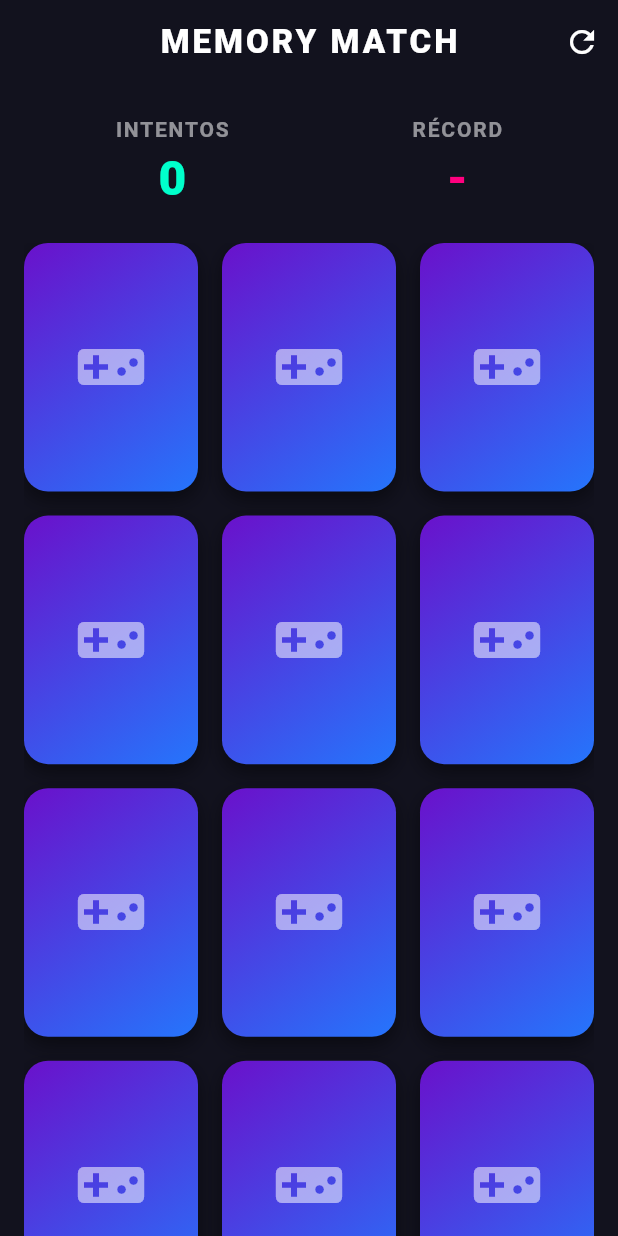
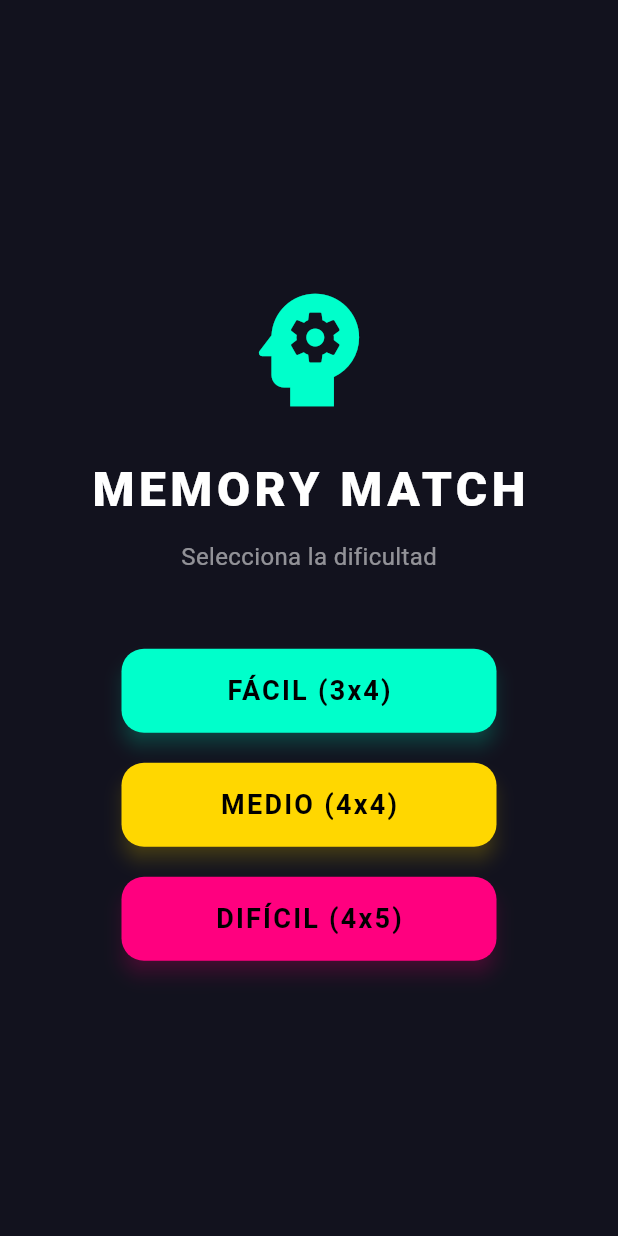
Before and after one commit to Mirai-Principal/memory-game, a Flutter app: the screen it shows after launch, on a phone screen of 412 x 824 dp. Run offline on Flutter 3.47's test engine with Material 3 defaults, Android fonts, the phone set to English and light mode, and no system bars; our stand-ins replace audioplayers, shared_preferences.

Commit message:
vista home, nivel de dificultad y memoria

```diff
--- a/lib/flip_card_3d.dart
+++ b/lib/flip_card_3d.dart
@@ -116,7 +116,7 @@ class _FlipCard3DState extends State<FlipCard3D> {
         ],
       ),
       alignment: Alignment.center,
-      child: Text(widget.iconString, style: const TextStyle(fontSize: 80)),
+      child: Text(widget.iconString, style: const TextStyle(fontSize: 50)),
     );
   }
 }
--- /dev/null
+++ b/lib/home_screen.dart
@@ -0,0 +1,100 @@
+import 'package:flutter/material.dart';
+import 'package:todo_app/memory_game.dart';
+
+class HomeScreen extends StatelessWidget {
+  const HomeScreen({super.key});
+
+  @override
+  Widget build(BuildContext context) {
+    return Scaffold(
+      backgroundColor: const Color(0xFF12121E), // Mismo fondo oscuro
+      body: Center(
+        child: Column(
+          mainAxisAlignment: MainAxisAlignment.center,
+          children: [
+            const Icon(
+              Icons.psychology,
+              size: 100,
+              color: Color(0xFF00FFCB),
+            ),
+            const SizedBox(height: 20),
+            const Text(
+              'MEMORY MATCH',
+              style: TextStyle(
+                color: Colors.white,
+                fontWeight: FontWeight.w900,
+                fontSize: 32,
+                letterSpacing: 3,
+              ),
+            ),
+            const SizedBox(height: 10),
+            const Text(
+              'Selecciona la dificultad',
+              style: TextStyle(
+                color: Colors.white54,
+                fontSize: 16,
+              ),
+            ),
+            const SizedBox(height: 50),
+            _buildDifficultyButton(
+              context,
+              'FÁCIL (3x4)',
+              const Color(0xFF00FFCB),
+              GameDifficulty.easy,
+            ),
+            const SizedBox(height: 20),
+            _buildDifficultyButton(
+              context,
+              'MEDIO (4x4)',
+              const Color(0xFFFFD700),
+              GameDifficulty.medium,
+            ),
+            const SizedBox(height: 20),
+            _buildDifficultyButton(
+              context,
+              'DIFÍCIL (4x5)',
+              const Color(0xFFFF007F),
+              GameDifficulty.hard,
+            ),
+          ],
+        ),
+      ),
+    );
+  }
+
+  Widget _buildDifficultyButton(
+    BuildContext context,
+    String text,
+    Color color,
+    GameDifficulty difficulty,
+  ) {
+    return ElevatedButton(
+      style: ElevatedButton.styleFrom(
+        backgroundColor: color,
+        foregroundColor: Colors.black, // Texto oscuro para mayor contraste en botones neón
+        padding: const EdgeInsets.symmetric(horizontal: 50, vertical: 15),
+        shape: RoundedRectangleBorder(
+          borderRadius: BorderRadius.circular(15),
+        ),
+        minimumSize: const Size(250, 50),
+        elevation: 5,
+        shadowColor: color.withOpacity(0.5),
+      ),
+      onPressed: () {
+        Navigator.of(context).push(
+          MaterialPageRoute(
+            builder: (context) => MemoryGameScreen(difficulty: difficulty),
+          ),
+        );
+      },
+      child: Text(
+        text,
+        style: const TextStyle(
+          fontSize: 18,
+          fontWeight: FontWeight.bold,
+          letterSpacing: 1.5,
+        ),
+      ),
+    );
+  }
+}
--- a/lib/main.dart
+++ b/lib/main.dart
@@ -1,10 +1,10 @@
 import 'package:flutter/material.dart';
-import 'package:todo_app/memory_game.dart';
+import 'package:todo_app/home_screen.dart';
 
 void main() {
   runApp(const MaterialApp(
     debugShowCheckedModeBanner: false,
-    home: MemoryGameScreen(),
+    home: HomeScreen(),
   ));
 }
 
--- a/pubspec.yaml
+++ b/pubspec.yaml
@@ -35,6 +35,7 @@ dependencies:
   # Use with the CupertinoIcons class for iOS style icons.
   cupertino_icons: ^1.0.8
   audioplayers: ^6.7.1
+  shared_preferences: ^2.5.5
 
 dev_dependencies:
   flutter_test:
```
Also changed, not shown: lib/memory_game.dart (+45 -9 lines), pubspec.lock, 1 other file.
